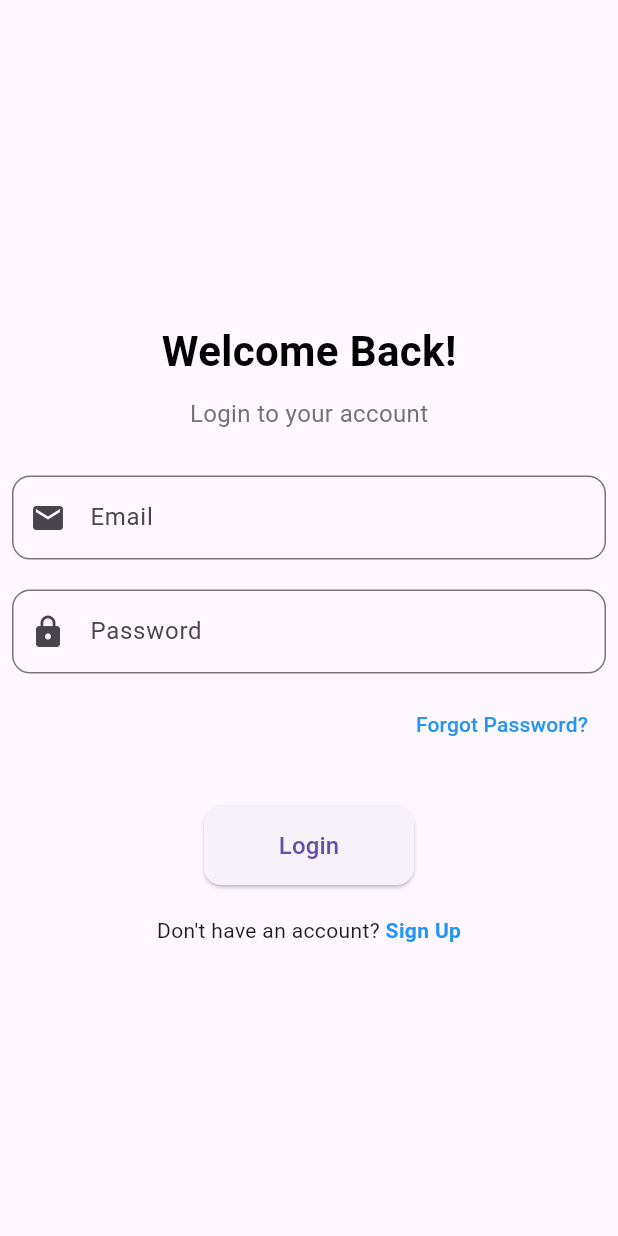
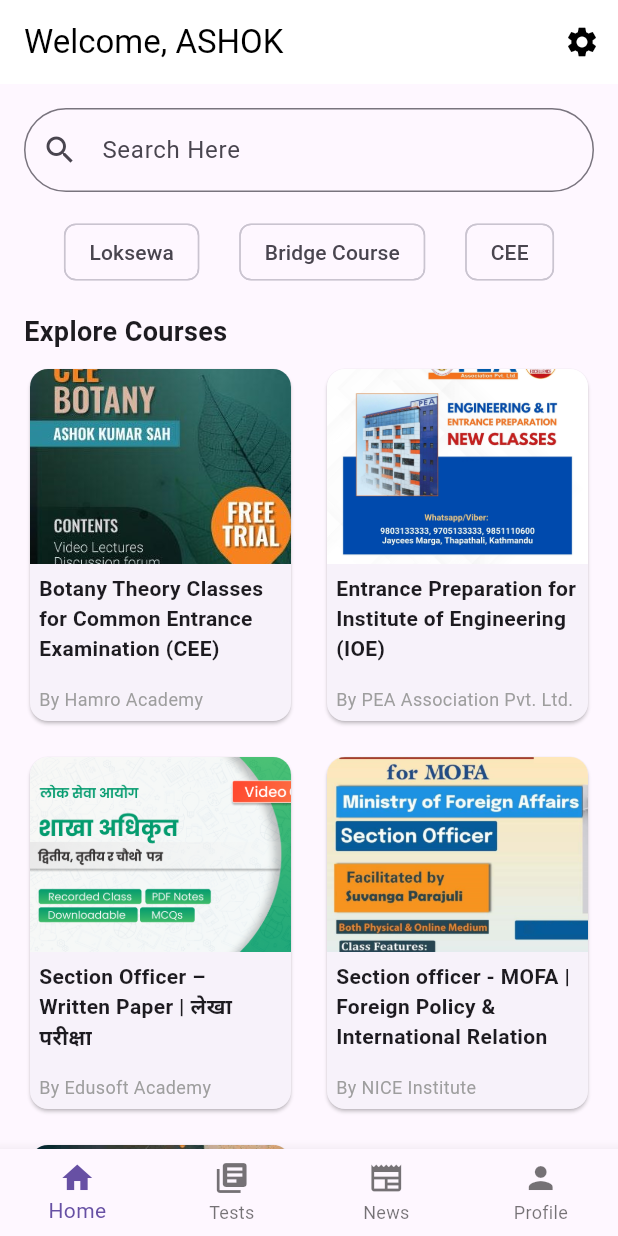
Before and after one commit to bayes-ashok/shikshalaya-mobile-app-assignment, a Flutter app: the screen it shows after launch, on a phone screen of 412 x 824 dp. Run offline on Flutter 3.47's test engine with Material 3 defaults, Android fonts, the light colour scheme and no system bars.

Commit message:
dashboard section done

```diff
--- a/lib/app.dart
+++ b/lib/app.dart
@@ -1,5 +1,6 @@
 import 'package:flutter/material.dart';
-import 'package:shikshalaya/view/login_view.dart';
+import 'package:shikshalaya/view/home_page.dart';
+// import 'package:shikshalaya/view/login_view.dart';
 
 class MyApp extends StatelessWidget {
   const MyApp({super.key});
@@ -10,7 +11,7 @@
       initialRoute: '/',
       debugShowCheckedModeBanner: false,
       routes: {
-        '/': (context) => const LoginView(),
+        '/': (context) => const HomePage(),
       },
     );
   }
--- /dev/null
+++ b/lib/view/home_page.dart
@@ -0,0 +1,180 @@
+import 'package:flutter/material.dart';
+
+class HomePage extends StatelessWidget {
+  const HomePage({super.key});
+
+  @override
+  Widget build(BuildContext context) {
+    return Scaffold(
+      appBar: AppBar(
+        backgroundColor: Colors.white,
+        elevation: 0,
+        title: const Text(
+          'Welcome, ASHOK',
+          style: TextStyle(color: Colors.black),
+        ),
+        actions: [
+          IconButton(
+            icon: const Icon(Icons.settings, color: Colors.black),
+            onPressed: () {},
+          ),
+        ],
+      ),
+      body: SingleChildScrollView(
+        child: Padding(
+          padding: const EdgeInsets.all(16.0),
+          child: Column(
+            crossAxisAlignment: CrossAxisAlignment.start,
+            children: [
+              // Search Bar
+              TextField(
+                decoration: InputDecoration(
+                  prefixIcon: const Icon(Icons.search),
+                  hintText: 'Search Here',
+                  border: OutlineInputBorder(
+                    borderRadius: BorderRadius.circular(30),
+                  ),
+                ),
+              ),
+              const SizedBox(height: 16),
+              // Filter Chips
+              Row(
+                mainAxisAlignment: MainAxisAlignment.spaceEvenly,
+                children: [
+                  FilterChip(label: const Text('Loksewa'), onSelected: (_) {}),
+                  FilterChip(
+                      label: const Text('Bridge Course'), onSelected: (_) {}),
+                  FilterChip(label: const Text('CEE'), onSelected: (_) {}),
+                ],
+              ),
+              const SizedBox(height: 16),
+              // Continue Watching Section
+              const Text(
+                'Explore Courses',
+                style: TextStyle(fontSize: 18, fontWeight: FontWeight.bold),
+              ),
+              const SizedBox(height: 8),
+              GridView.builder(
+                physics:
+                    const NeverScrollableScrollPhysics(), // Prevent GridView from scrolling
+                shrinkWrap: true,
+                gridDelegate: const SliverGridDelegateWithFixedCrossAxisCount(
+                  crossAxisCount: 2, // Two cards per row
+                  mainAxisSpacing: 16,
+                  crossAxisSpacing: 16,
+                  childAspectRatio: 3 / 4, // Adjust height/width ratio of cards
+                ),
+                itemCount: cardData.length, // Number of cards
+                itemBuilder: (context, index) {
+                  return buildCourseCard(
+                    title: cardData[index]['title']!,
+                    subtitle: cardData[index]['subtitle']!,
+                    imagePath: cardData[index]['imagePath']!,
+                  );
+                },
+              ),
+            ],
+          ),
+        ),
+      ),
+      bottomNavigationBar: BottomNavigationBar(
+        type: BottomNavigationBarType.fixed,
+        items: const [
+          BottomNavigationBarItem(
+            icon: Icon(Icons.home),
+            label: 'Home',
+          ),
+          BottomNavigationBarItem(
+            icon: Icon(Icons.library_books),
+            label: 'Tests',
+          ),
+          BottomNavigationBarItem(
+            icon: Icon(Icons.newspaper_outlined),
+            label: 'News',
+          ),
+          BottomNavigationBarItem(
+            icon: Icon(Icons.person),
+            label: 'Profile',
+          ),
+        ],
+      ),
+    );
+  }
+
+  Widget buildCourseCard({
+    required String title,
+    required String subtitle,
+    required String imagePath,
+  }) {
+    return Card(
+      shape: RoundedRectangleBorder(borderRadius: BorderRadius.circular(12)),
+      child: Column(
+        crossAxisAlignment: CrossAxisAlignment.start,
+        children: [
+          // Image Section
+          ClipRRect(
+            borderRadius: const BorderRadius.only(
+              topLeft: Radius.circular(12),
+              topRight: Radius.circular(12),
+            ),
+            child: Image.asset(
+              imagePath,
+              height: 130,
+              width: double.infinity,
+              fit: BoxFit.cover,
+            ),
+          ),
+          const SizedBox(height: 6),
+          // Title Section
+          Padding(
+            padding: const EdgeInsets.symmetric(horizontal: 6.0),
+            child: Text(
+              title,
+              style: const TextStyle(fontWeight: FontWeight.bold, fontSize: 14),
+              maxLines: 3,
+              overflow: TextOverflow.ellipsis,
+            ),
+          ),
+          const Spacer(),
+          // Subtitle Section
+          Padding(
+            padding: const EdgeInsets.symmetric(horizontal: 6.0, vertical: 6.0),
+            child: Text(
+              subtitle,
+              maxLines: 1,
+              style: const TextStyle(color: Colors.grey, fontSize: 12),
+            ),
+          ),
+        ],
+      ),
+    );
+  }
+}
+
+final List<Map<String, String>> cardData = [
+  {
+    'title': 'Botany Theory Classes\nfor Common Entrance Examination (CEE)',
+    'subtitle': 'By Hamro Academy',
+    'imagePath': 'assets/images/cee_botany.png',
+  },
+  {
+    'title': 'Entrance Preparation for Institute of Engineering (IOE)',
+    'subtitle': 'By PEA Association Pvt. Ltd.',
+    'imagePath': 'assets/images/ioe.png',
+  },
+  {
+    'title': 'Section Officer – Written Paper | लेखा परीक्षा',
+    'subtitle': 'By Edusoft Academy',
+    'imagePath': 'assets/images/section_officer.jpg',
+  },
+  {
+    'title': 'Section officer - MOFA | Foreign Policy & International Relation',
+    'subtitle': 'By NICE Institute',
+    'imagePath': 'assets/images/mofa.jpg',
+  },
+  {
+    'title': 'CEE Preparation Full Course (1 Year Validity)',
+    'subtitle': 'By Hamro Academy',
+    'imagePath': 'assets/images/cee.jpg',
+  },
+];
```
Also changed, not shown: assets/images/cee.jpg (added), assets/images/cee_botany.png (added), assets/images/ioe.png (added), assets/images/mofa.jpg (added), assets/images/section_officer.jpg (added).
